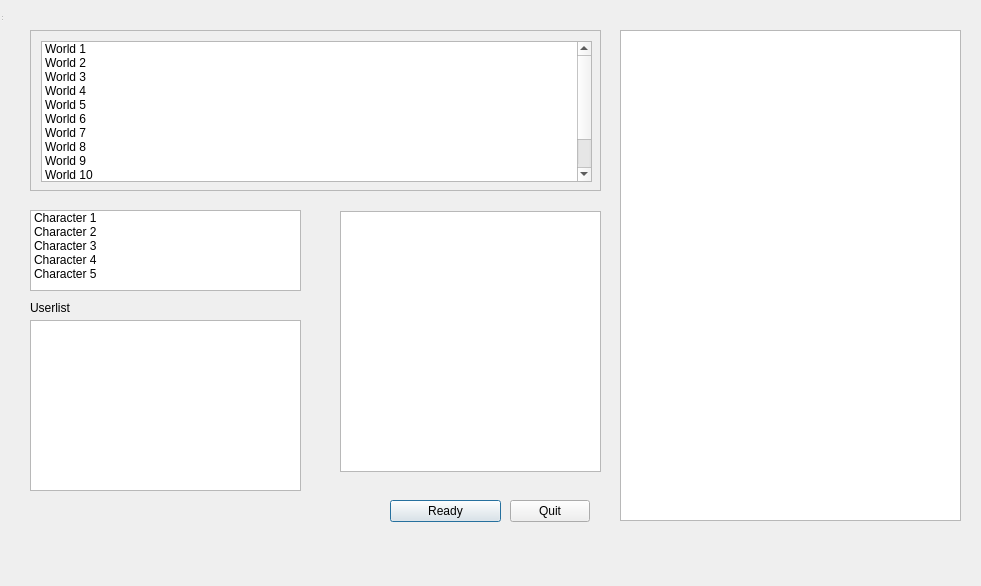
Debrugger/platformer-fps, file rc/lobby_dialog.ui: the form before one commit.
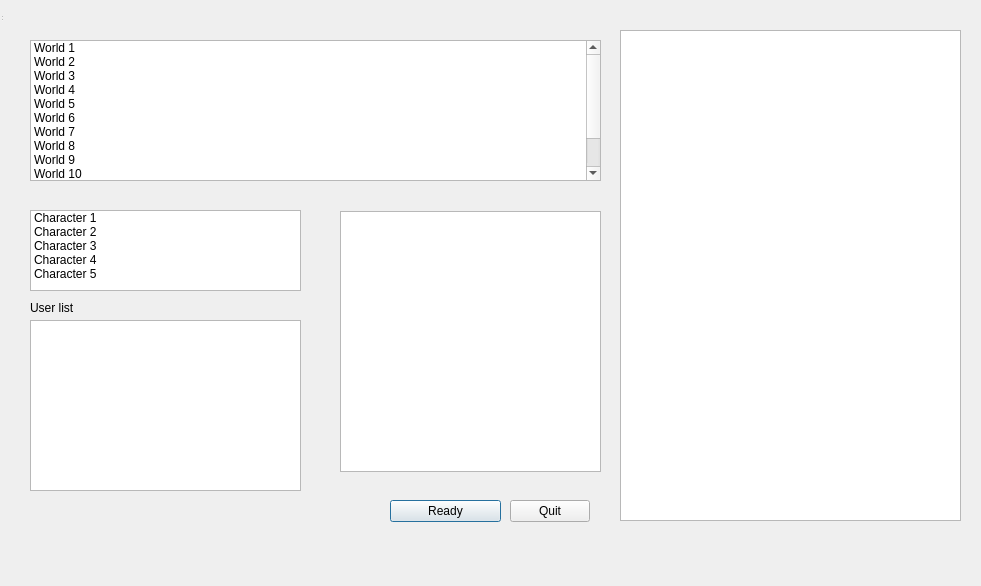
The form after the commit.

Commit message: Configurator changes displayed images in the lobby

Diff of the .ui file:
```diff
--- a/rc/lobby_dialog.ui
+++ b/rc/lobby_dialog.ui
@@ -77,99 +77,6 @@
      </rect>
     </property>
    </widget>
-   <widget class="QScrollArea" name="worldScroll">
-    <property name="geometry">
-     <rect>
-      <x>30</x>
-      <y>30</y>
-      <width>571</width>
-      <height>161</height>
-     </rect>
-    </property>
-    <property name="widgetResizable">
-     <bool>true</bool>
-    </property>
-    <widget class="QWidget" name="scrollAreaWidgetContents">
-     <property name="geometry">
-      <rect>
-       <x>0</x>
-       <y>0</y>
-       <width>569</width>
-       <height>159</height>
-      </rect>
-     </property>
-     <widget class="QListWidget" name="worldList">
-      <property name="geometry">
-       <rect>
-        <x>10</x>
-        <y>10</y>
-        <width>551</width>
-        <height>141</height>
-       </rect>
-      </property>
-      <item>
-       <property name="text">
-        <string>World 1</string>
-       </property>
-      </item>
-      <item>
-       <property name="text">
-        <string>World 2</string>
-       </property>
-      </item>
-      <item>
-       <property name="text">
-        <string>World 3</string>
-       </property>
-      </item>
-      <item>
-       <property name="text">
-        <string>World 4</string>
-       </property>
-      </item>
-      <item>
-       <property name="text">
-        <string>World 5</string>
-       </property>
-      </item>
-      <item>
-       <property name="text">
-        <string>World 6</string>
-       </property>
-      </item>
-      <item>
-       <property name="text">
-        <string>World 7</string>
-       </property>
-      </item>
-      <item>
-       <property name="text">
-        <string>World 8</string>
-       </property>
-      </item>
-      <item>
-       <property name="text">
-        <string>World 9</string>
-       </property>
-      </item>
-      <item>
-       <property name="text">
-        <string>World 10</string>
-       </property>
-      </item>
-      <item>
-       <property name="text">
-        <string>World 11</string>
-       </property>
-      </item>
-      <item>
-       <property name="text">
-        <string>World 12</string>
-       </property>
-      </item>
-     </widget>
-    </widget>
-   </widget>
    <widget class="QLabel" name="userlabel">
     <property name="geometry">
      <rect>
@@ -180,7 +87,7 @@
      </rect>
     </property>
     <property name="text">
-     <string>Userlist</string>
+     <string>User list</string>
     </property>
    </widget>
    <widget class="QPushButton" name="readyButton">
@@ -219,6 +126,85 @@
      </rect>
     </property>
    </widget>
+   <widget class="QListWidget" name="worldList">
+    <property name="geometry">
+     <rect>
+      <x>30</x>
+      <y>40</y>
+      <width>571</width>
+      <height>141</height>
+     </rect>
+    </property>
+    <item>
+     <property name="text">
+      <string>World 1</string>
+     </property>
+    </item>
+    <item>
+     <property name="text">
+      <string>World 2</string>
+     </property>
+    </item>
+    <item>
+     <property name="text">
+      <string>World 3</string>
+     </property>
+    </item>
+    <item>
+     <property name="text">
+      <string>World 4</string>
+     </property>
+    </item>
+    <item>
+     <property name="text">
+      <string>World 5</string>
+     </property>
+    </item>
+    <item>
+     <property name="text">
+      <string>World 6</string>
+     </property>
+    </item>
+    <item>
+     <property name="text">
+      <string>World 7</string>
+     </property>
+    </item>
+    <item>
+     <property name="text">
+      <string>World 8</string>
+     </property>
+    </item>
+    <item>
+     <property name="text">
+      <string>World 9</string>
+     </property>
+    </item>
+    <item>
+     <property name="text">
+      <string>World 10</string>
+     </property>
+    </item>
+    <item>
+     <property name="text">
+      <string>World 11</string>
+     </property>
+    </item>
+    <item>
+     <property name="text">
+      <string>World 12</string>
+     </property>
+    </item>
+   </widget>
+   <zorder>characterList</zorder>
+   <zorder>characterView</zorder>
+   <zorder>userlist</zorder>
+   <zorder>userlabel</zorder>
+   <zorder>readyButton</zorder>
+   <zorder>quitButton</zorder>
+   <zorder>mapView</zorder>
+   <zorder>worldList</zorder>
+   <zorder>worldList</zorder>
   </widget>
   <widget class="QStatusBar" name="statusbar">
    <property name="geometry">
```
The commit also changes 7 other files.
